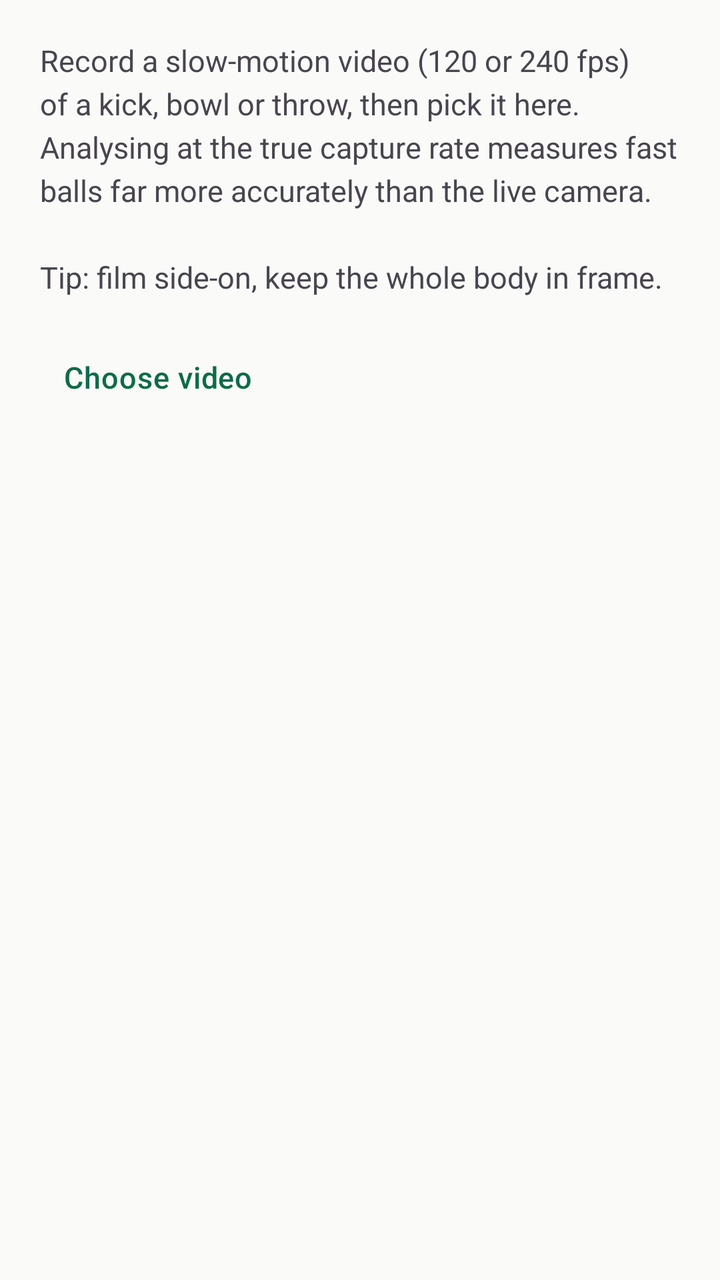
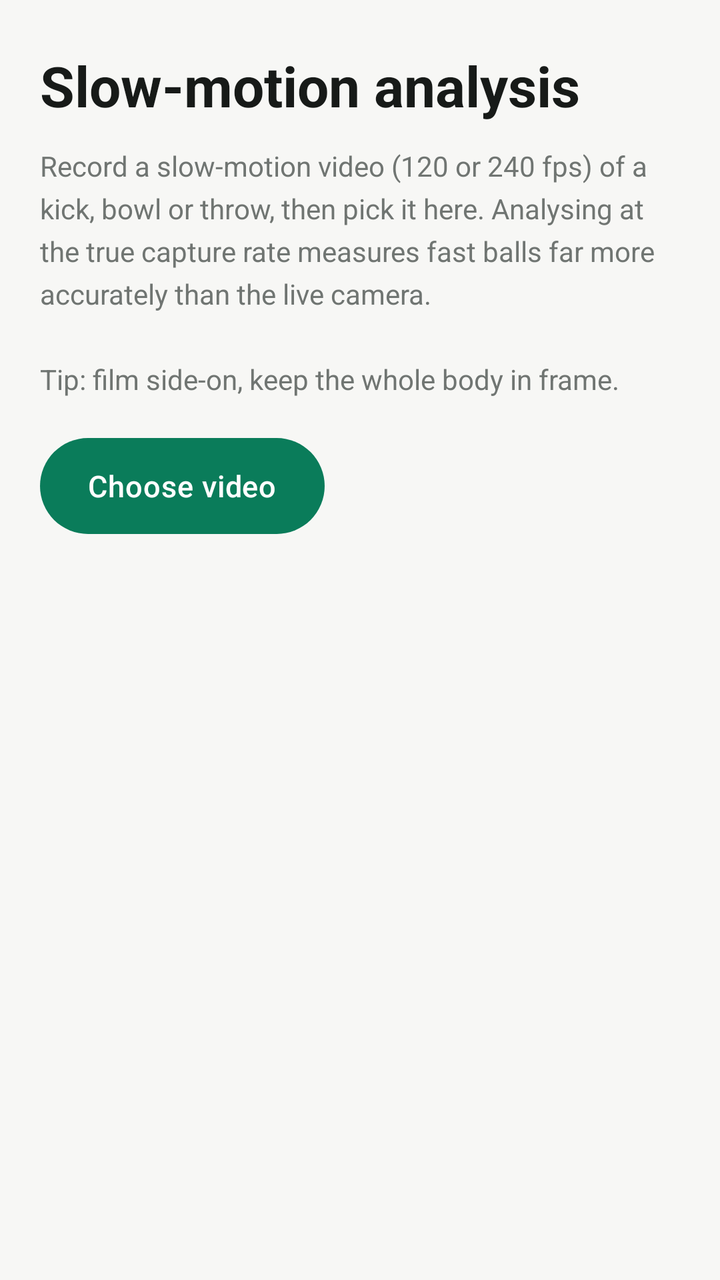

Compare the two renders of this Android layout. The source of the first and the diff that turns it into the second are given below.
<!-- AndroidManifest.xml: application theme Theme.MovementTracker -->
<!-- res/layout/activity_slowmo.xml -->
<?xml version="1.0" encoding="utf-8"?>
<LinearLayout xmlns:android="http://schemas.android.com/apk/res/android"
    android:layout_width="match_parent"
    android:layout_height="match_parent"
    android:orientation="vertical"
    android:padding="20dp">

    <TextView
        android:layout_width="wrap_content"
        android:layout_height="wrap_content"
        android:text="@string/slowmo_intro"
        android:lineSpacingExtra="4dp"
        android:textSize="15sp" />

    <Button
        android:id="@+id/btn_pick_video"
        android:layout_width="wrap_content"
        android:layout_height="wrap_content"
        android:layout_marginTop="16dp"
        android:text="@string/btn_pick_video" />

    <TextView
        android:id="@+id/slowmo_status"
        android:layout_width="wrap_content"
        android:layout_height="wrap_content"
        android:layout_marginTop="20dp"
        android:textSize="15sp" />

    <ProgressBar
        android:id="@+id/slowmo_progress"
        style="?android:attr/progressBarStyleHorizontal"
        android:layout_width="match_parent"
        android:layout_height="wrap_content"
        android:layout_marginTop="8dp"
        android:visibility="gone" />

    <TextView
        android:id="@+id/slowmo_results"
        android:layout_width="wrap_content"
        android:layout_height="wrap_content"
        android:layout_marginTop="20dp"
        android:lineSpacingExtra="6dp"
        android:textSize="16sp" />
</LinearLayout>
<!-- resources referenced by this layout -->
<resources>
  <string name="btn_pick_video">Choose video</string>
  <string name="slowmo_intro">Record a slow-motion video (120 or 240 fps) of a kick, bowl or throw, then pick it here. Analysing at the true capture rate measures fast balls far more accurately than the live camera.\n\nTip: film side-on, keep the whole body in frame.</string>
  <style name="Theme.MovementTracker" parent="Theme.Material3.Light.NoActionBar">
          <item name="colorPrimary">@color/accent</item>
          <item name="colorSecondary">@color/accent</item>
          <item name="android:windowBackground">@color/background</item>
          <item name="android:statusBarColor">@color/background</item>
          <item name="android:windowLightStatusBar">true</item>
          <item name="android:navigationBarColor">@color/background</item>
          <item name="android:textColorPrimary">@color/text_primary</item>
          <item name="android:textColorSecondary">@color/text_secondary</item>
          <item name="materialButtonStyle">@style/Widget.MovementTracker.Button</item>
      </style>
  <color name="accent">#0E6B4A</color>
  <color name="background">#FAFAF8</color>
  <color name="text_primary">#1B1B1B</color>
  <color name="text_secondary">#6E6E6E</color>
  <style name="Widget.MovementTracker.Button" parent="Widget.Material3.Button.TextButton">
          <item name="android:textColor">@color/accent</item>
          <item name="android:textSize">15sp</item>
          <item name="android:letterSpacing">0.02</item>
      </style>
</resources>

<!-- the commit's change to res/layout/activity_slowmo.xml (unified diff, before → after) -->
@@ -1,44 +1,67 @@
 <?xml version="1.0" encoding="utf-8"?>
-<LinearLayout xmlns:android="http://schemas.android.com/apk/res/android"
+<ScrollView xmlns:android="http://schemas.android.com/apk/res/android"
     android:layout_width="match_parent"
     android:layout_height="match_parent"
-    android:orientation="vertical"
-    android:padding="20dp">
+    android:background="@color/background">
 
-    <TextView
-        android:layout_width="wrap_content"
-        android:layout_height="wrap_content"
-        android:text="@string/slowmo_intro"
-        android:lineSpacingExtra="4dp"
-        android:textSize="15sp" />
-
-    <Button
-        android:id="@+id/btn_pick_video"
-        android:layout_width="wrap_content"
-        android:layout_height="wrap_content"
-        android:layout_marginTop="16dp"
-        android:text="@string/btn_pick_video" />
-
-    <TextView
-        android:id="@+id/slowmo_status"
-        android:layout_width="wrap_content"
-        android:layout_height="wrap_content"
-        android:layout_marginTop="20dp"
-        android:textSize="15sp" />
-
-    <ProgressBar
-        android:id="@+id/slowmo_progress"
-        style="?android:attr/progressBarStyleHorizontal"
+    <LinearLayout
         android:layout_width="match_parent"
         android:layout_height="wrap_content"
-        android:layout_marginTop="8dp"
-        android:visibility="gone" />
+        android:orientation="vertical"
+        android:padding="20dp">
 
-    <TextView
-        android:id="@+id/slowmo_results"
-        android:layout_width="wrap_content"
-        android:layout_height="wrap_content"
-        android:layout_marginTop="20dp"
-        android:lineSpacingExtra="6dp"
-        android:textSize="16sp" />
-</LinearLayout>
+        <TextView
+            android:layout_width="wrap_content"
+            android:layout_height="wrap_content"
+            android:layout_marginTop="4dp"
+            android:text="@string/title_slowmo"
+            android:textColor="@color/text_primary"
+            android:textSize="28sp"
+            android:textStyle="bold" />
+
+        <TextView
+            android:layout_width="wrap_content"
+            android:layout_height="wrap_content"
+            android:layout_marginTop="12dp"
+            android:lineSpacingExtra="5dp"
+            android:text="@string/slowmo_intro"
+            android:textColor="@color/text_secondary"
+            android:textSize="14sp" />
+
+        <Button
+            android:id="@+id/btn_pick_video"
+            style="@style/Widget.MovementTracker.FilledButton"
+            android:layout_width="wrap_content"
+            android:layout_height="wrap_content"
+            android:layout_marginTop="20dp"
+            android:text="@string/btn_pick_video" />
+
+        <TextView
+            android:id="@+id/slowmo_status"
+            android:layout_width="wrap_content"
+            android:layout_height="wrap_content"
+            android:layout_marginTop="24dp"
+            android:textColor="@color/text_primary"
+            android:textSize="15sp" />
+
+        <ProgressBar
+            android:id="@+id/slowmo_progress"
+            style="?android:attr/progressBarStyleHorizontal"
+            android:layout_width="match_parent"
+            android:layout_height="wrap_content"
+            android:layout_marginTop="8dp"
+            android:visibility="gone" />
+
+        <TextView
+            android:id="@+id/slowmo_results"
+            android:layout_width="match_parent"
+            android:layout_height="wrap_content"
+            android:layout_marginTop="16dp"
+            android:background="@drawable/bg_card"
+            android:lineSpacingExtra="7dp"
+            android:padding="16dp"
+            android:textColor="@color/text_primary"
+            android:textSize="15sp"
+            android:visibility="gone" />
+    </LinearLayout>
+</ScrollView>
<!-- resource entries referenced after the edit -->
@@ -2,6 +2,18 @@
 <resources>
   <string name="btn_pick_video">Choose video</string>
   <string name="slowmo_intro">Record a slow-motion video (120 or 240 fps) of a kick, bowl or throw, then pick it here. Analysing at the true capture rate measures fast balls far more accurately than the live camera.\n\nTip: film side-on, keep the whole body in frame.</string>
+  <string name="title_slowmo">Slow-motion analysis</string>
+  <style name="Widget.MovementTracker.FilledButton" parent="Widget.Material3.Button">
+          <item name="backgroundTint">@color/accent</item>
+          <item name="android:textColor">@android:color/white</item>
+          <item name="android:textSize">15sp</item>
+          <item name="cornerRadius">24dp</item>
+          <item name="android:minHeight">48dp</item>
+          <item name="android:paddingStart">24dp</item>
+          <item name="android:paddingEnd">24dp</item>
+          <item name="android:insetTop">0dp</item>
+          <item name="android:insetBottom">0dp</item>
+      </style>
   <style name="Theme.MovementTracker" parent="Theme.Material3.Light.NoActionBar">
           <item name="colorPrimary">@color/accent</item>
           <item name="colorSecondary">@color/accent</item>
@@ -13,10 +25,19 @@
           <item name="android:textColorSecondary">@color/text_secondary</item>
           <item name="materialButtonStyle">@style/Widget.MovementTracker.Button</item>
       </style>
-  <color name="accent">#0E6B4A</color>
-  <color name="background">#FAFAF8</color>
-  <color name="text_primary">#1B1B1B</color>
-  <color name="text_secondary">#6E6E6E</color>
+  <color name="surface_card">#FFFFFF</color>
+  <color name="divider">#E8E8E3</color>
+  <color name="accent">#0A7C5A</color>
+  <color name="background">#F7F7F5</color>
+  <color name="text_primary">#171A18</color>
+  <color name="text_secondary">#707572</color>
+  <!-- drawable bg_card (drawable) -->
+  <?xml version="1.0" encoding="utf-8"?>
+  <shape xmlns:android="http://schemas.android.com/apk/res/android" android:shape="rectangle">
+      <solid android:color="@color/surface_card" />
+      <corners android:radius="16dp" />
+      <stroke android:width="1dp" android:color="@color/divider" />
+  </shape>
   <style name="Widget.MovementTracker.Button" parent="Widget.Material3.Button.TextButton">
           <item name="android:textColor">@color/accent</item>
           <item name="android:textSize">15sp</item>
